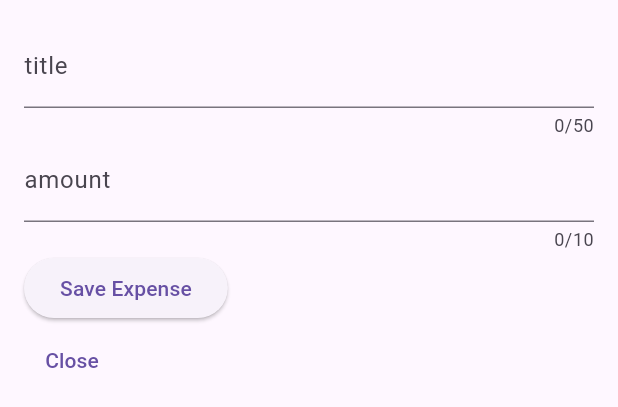
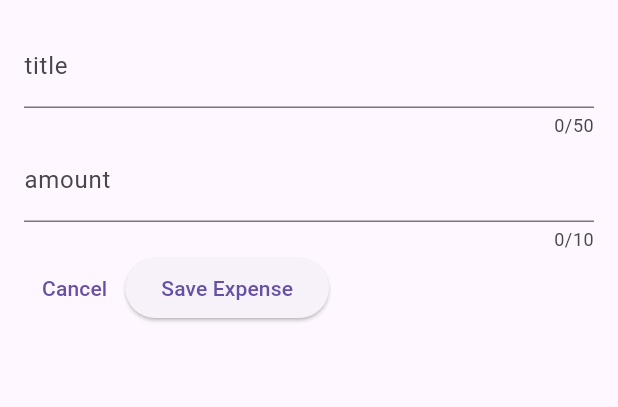
Before and after one commit to Johnatanvq/expense_tracker_app, a Flutter app: the NewExpense widget shown alone on an empty page, opened directly, on a phone screen of 412 x 824 dp. Shown: the top 407 px of the screen. Run offline on Flutter 3.47's test engine with Material 3 defaults, Android fonts, the phone set to English and light mode, and no system bars.

Commit message:
added navigator context to cancel button

```diff
--- a/lib/widgets/expenses_list/new_expense.dart
+++ b/lib/widgets/expenses_list/new_expense.dart
@@ -46,6 +46,7 @@ class _NewExpenseState extends State<NewExpense>{
             maxLength: 10,
             keyboardType: TextInputType.number,
             decoration: InputDecoration(
+              prefixText: '\$ ',
               label: Text(
                 'amount',
               )
@@ -53,9 +54,17 @@ class _NewExpenseState extends State<NewExpense>{
           ),
           Row(
             children: [
+              TextButton(
+                onPressed: () {
+                  Navigator.pop(context);
+                },
+                child: Text(
+                  'Cancel'
+                ),
+              ),
               ElevatedButton(
                 onPressed: () {
-                  print(titleController.text);
+                  print('${titleController.text}, ${amountController.text}');
                 },
                 child: Text(
                   'Save Expense'
@@ -63,16 +72,6 @@ class _NewExpenseState extends State<NewExpense>{
               ),
             ],
           ),
-          Row(
-            children: [
-              TextButton(
-                onPressed: () {},
-                child: Text(
-                  'Close'
-                ),
-              ),
-            ],
-          )
         ],
       ),
     );
```
